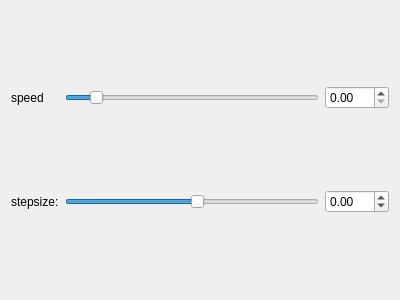
First picture: the form in src/simulationsettingswidget.ui, repository bartromgens/nbart, before the edit.
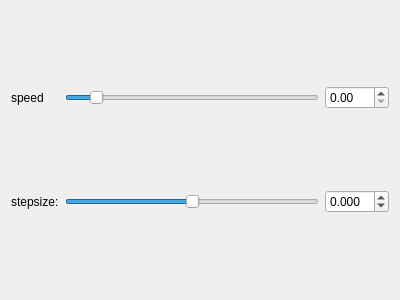
Second picture: the form after the edit.

Patch:
```diff
--- a/src/simulationsettingswidget.ui
+++ b/src/simulationsettingswidget.ui
@@ -60,10 +60,10 @@
    <item row="1" column="1">
     <widget class="QSlider" name="stepsizeSlider">
      <property name="minimum">
-      <number>-100</number>
+      <number>-1000</number>
      </property>
      <property name="maximum">
-      <number>100</number>
+      <number>1000</number>
      </property>
      <property name="value">
       <number>5</number>
@@ -75,6 +75,9 @@
    </item>
    <item row="1" column="2">
     <widget class="QDoubleSpinBox" name="stepsizeSpinBox">
+     <property name="decimals">
+      <number>3</number>
+     </property>
      <property name="minimum">
       <double>-1.000000000000000</double>
      </property>
```
Left out of the diff: 3 changed lines with no effect on the pictures.
